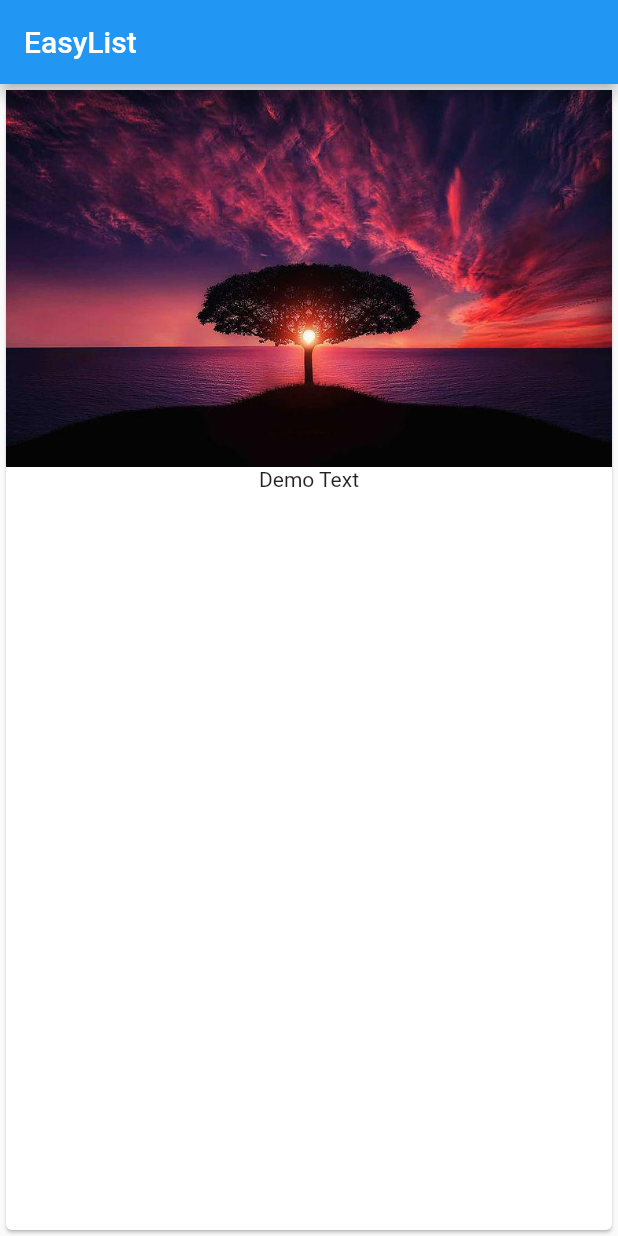
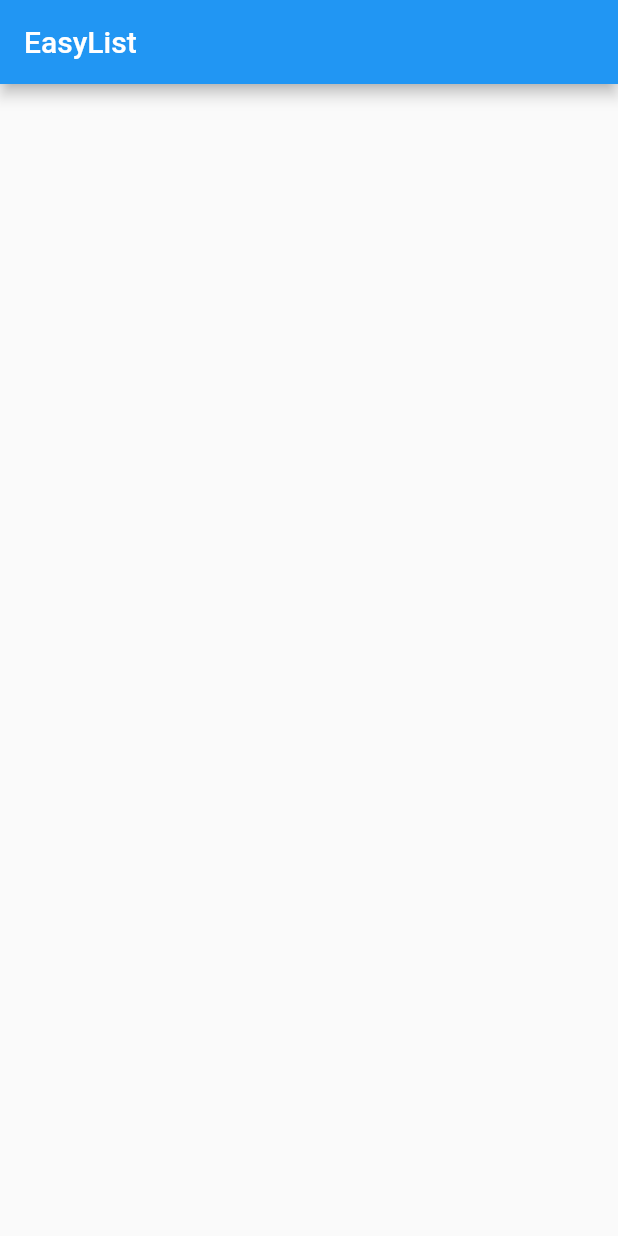
Before and after one commit to kaustav991/flutterApp, a Flutter app: the screen it shows after launch, on a phone screen of 412 x 824 dp. Run offline on Flutter 3.47's test engine with Material 2 defaults, Android fonts, the phone set to English and light mode, and no system bars.

Commit message:
updated 20-02-2023 (5:27)

```diff
--- a/flutter_app/lib/main.dart
+++ b/flutter_app/lib/main.dart
@@ -1,26 +1,20 @@
 import 'package:flutter/material.dart';
 
-main() {
-  runApp(const MyApp());
-}
+void main() => runApp(MyApp());
 
 class MyApp extends StatelessWidget {
-  const MyApp({super.key});
+  //const MyApp({super.key});
 
   @override
   Widget build(BuildContext context) {
     return MaterialApp(
       home: Scaffold(
+
         appBar: AppBar(
-          title: Text('EasyList'),
+          title: const Text('EasyList'),
         ),
-        body: Card(
-          child: Column(
-            children: <Widget>[
-              Image.asset('assets/tree-736885__480.jpg'),
-              const Text('Demo Text')
-            ],
-          ),
+        body: Column(
+          children: [],
         ),
       ),
     );
```
Also changed, not shown: flutter_app/lib/product_manager.dart (added, +31 -0 lines), flutter_app/lib/products.dart (added, +23 -0 lines).
